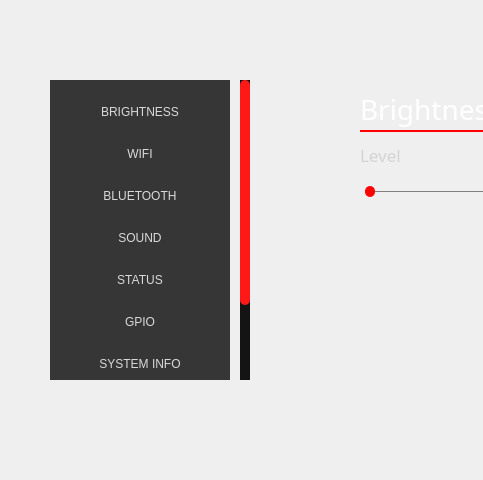
Before: the Qt Designer form GUI_WIDGETS/Settings/design_settings.ui in PortiESP/PortiOS, drawn with Qt 5; both pictures show x 0 to 483 and y 0 to 480 of the 800 by 480 pixel window.
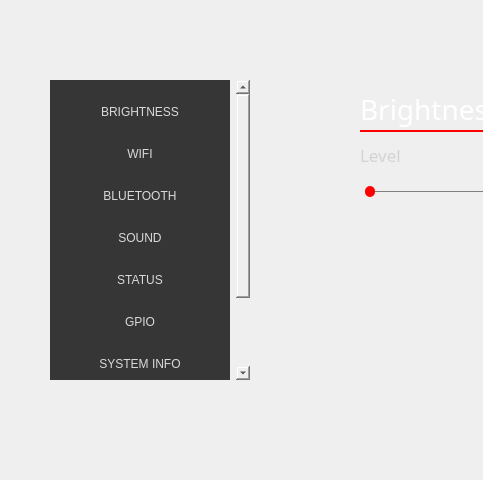
After: the same form once the commit is applied. Icons and pictures are not drawn.

```diff
--- a/GUI_WIDGETS/Settings/design_settings.ui
+++ b/GUI_WIDGETS/Settings/design_settings.ui
@@ -13,6 +13,9 @@
   <property name="windowTitle">
    <string>Form</string>
   </property>
+  <property name="styleSheet">
+   <string notr="true">border:none;</string>
+  </property>
   <widget class="QFrame" name="frame_settings">
    <property name="geometry">
     <rect>
```
